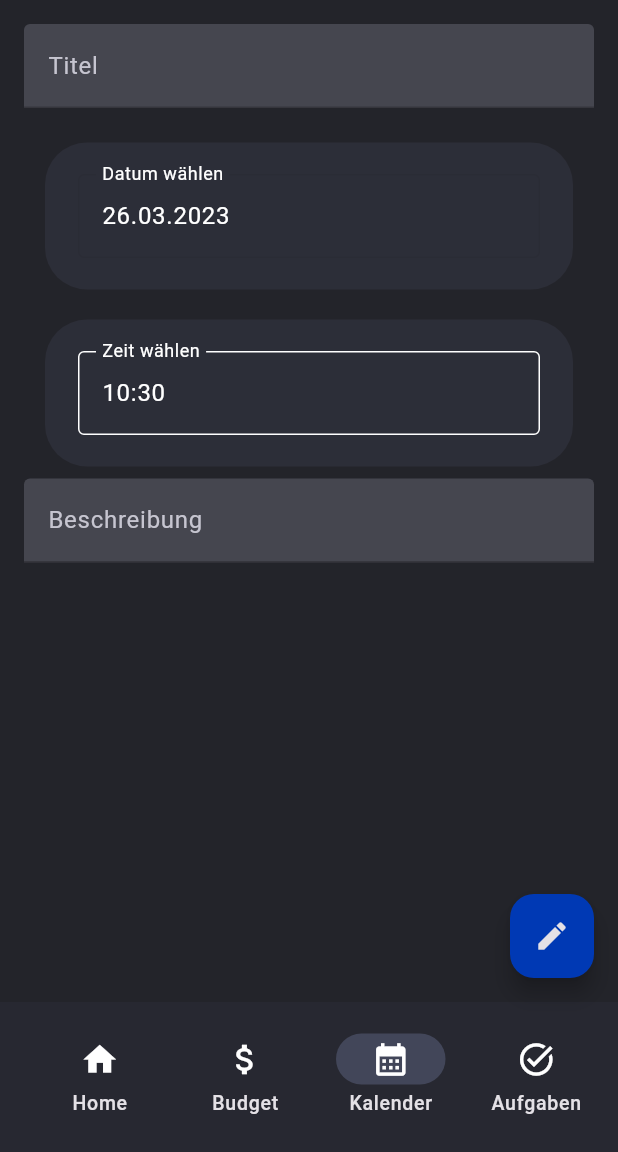
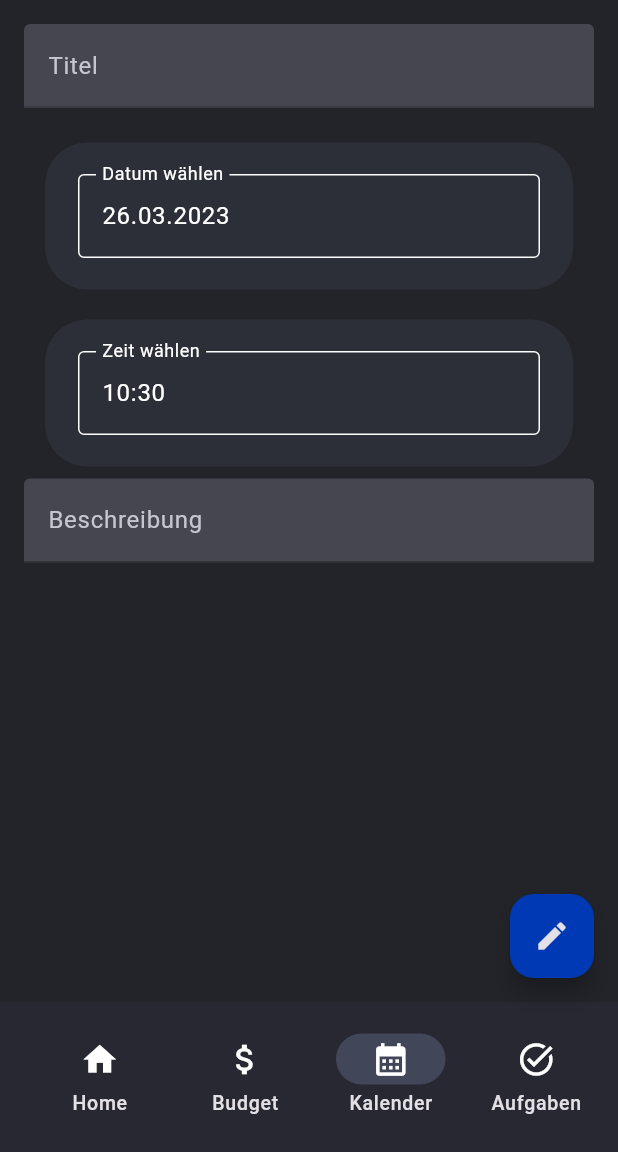
Before and after one commit to DerKrull/OrganizerApp, a Flutter app: the ShowCalendarEventScreen screen opened directly with empty values, on a phone screen of 412 x 824 dp, the part 84-1236 px from its top. Run offline on Flutter 3.47's test engine with Material 2 defaults, Android fonts, the phone set to English and light mode, and no system bars; our stand-ins replace cloud_firestore, dropdown_textfield, firebase_core, flutter_colorpicker, get, material_segmented_control and 1 more; missing offline and left inert: month_picker_dialog_2; accounts and stored records are empty.

Commit message:
Change Border Style to match with other widgets

```diff
--- a/lib/widgets/CustomDatePicker.dart
+++ b/lib/widgets/CustomDatePicker.dart
@@ -43,6 +43,9 @@ class CustomDatePicker extends StatelessWidget {
                 enabledBorder: OutlineInputBorder(
                     borderRadius: BorderRadius.circular(4.0),
                     borderSide: const BorderSide(color: Colors.white)),
+                disabledBorder: OutlineInputBorder(
+                    borderRadius: BorderRadius.circular(4.0),
+                    borderSide: const BorderSide(color: Colors.white))
               ),
               onTap: () async {
                 DateTime? pickedDate = await showDatePicker(
```
